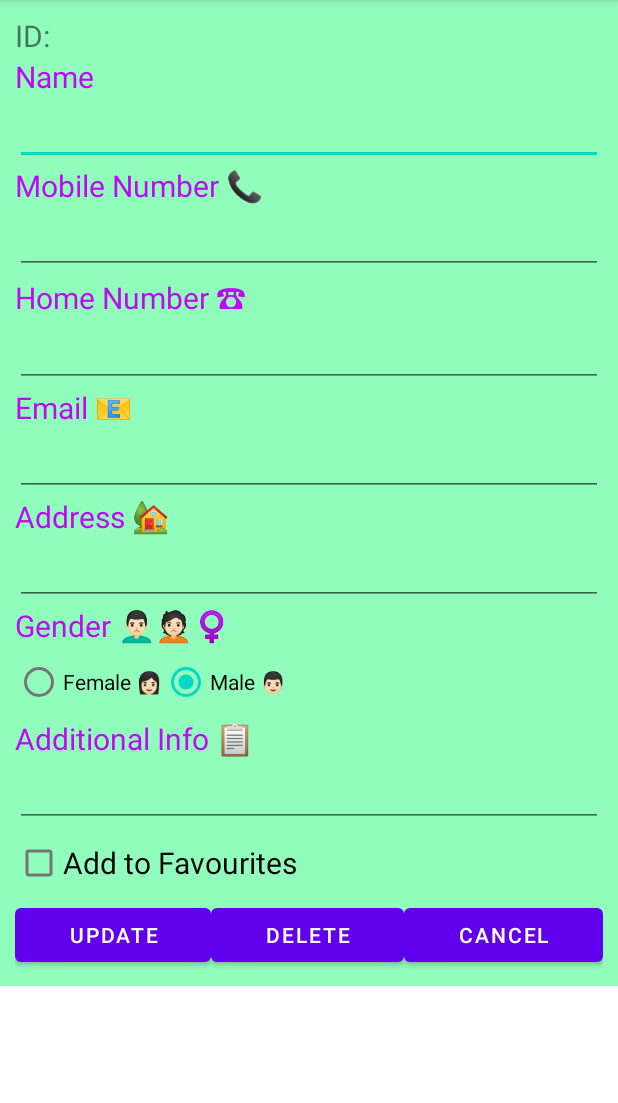
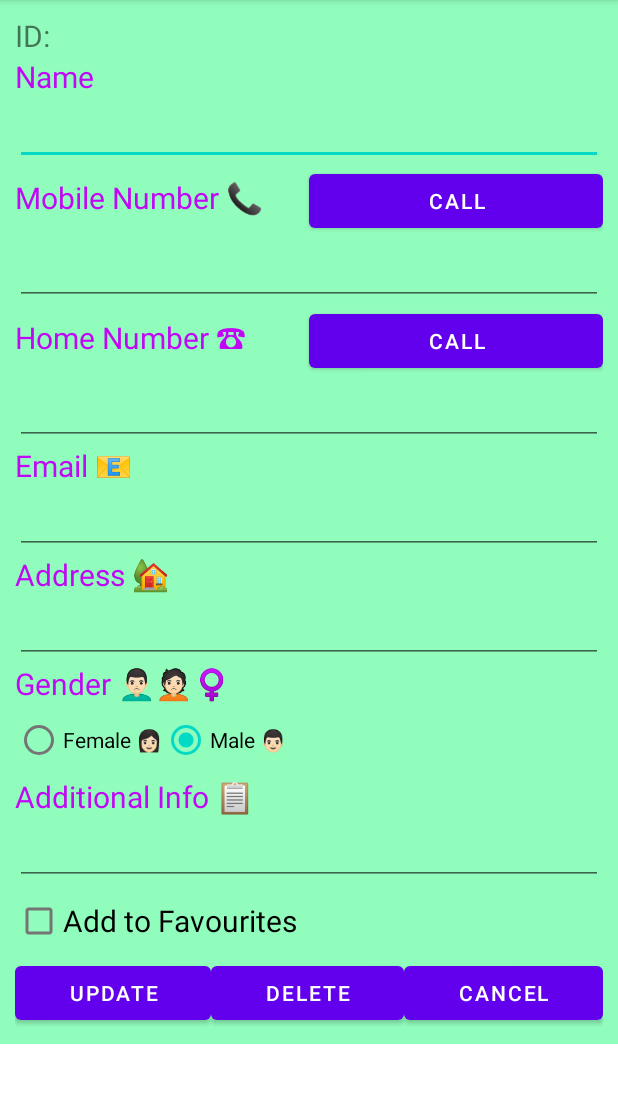
Before and after one commit to 20020036/ContactList, an Android app: the EditListActivity screen opened directly, with no data from a screen before it, on a phone screen of 412 x 824 dp, the part 84-1187 px from its top. Run offline under Robolectric (Android 15) with nearby library versions, the phone set to English and light mode, and no system bars; 11 statements that could not run were skipped.

Commit message:
Commit 4

```diff
--- a/app/src/main/java/sg/edu/rp/c346/id20020036/contactlist/EditListActivity.java
+++ b/app/src/main/java/sg/edu/rp/c346/id20020036/contactlist/EditListActivity.java
@@ -5,6 +5,7 @@ import androidx.appcompat.app.AppCompatActivity;
 
 import android.content.DialogInterface;
 import android.content.Intent;
+import android.net.Uri;
 import android.os.Bundle;
 import android.view.View;
 import android.widget.Button;
@@ -21,7 +22,7 @@ public class EditListActivity extends AppCompatActivity {
     EditText etName, etMobile, etHome, etEmail, etAddress, etInfo;
     RadioGroup rg;
     RadioButton rgFemale, rgMale;
-    Button btnCancel, btnUpdate, btnDelete;
+    Button btnCancel, btnUpdate, btnDelete, btnCall1, btnCall2;
     CheckBox cbFav;
 
     @Override
@@ -42,6 +43,8 @@ public class EditListActivity extends AppCompatActivity {
         btnCancel = findViewById(R.id.btnCancel);
         btnUpdate = findViewById(R.id.btnUpdate);
         btnDelete = findViewById(R.id.btnDelete);
+        btnCall1 = findViewById(R.id.btnCall1);
+        btnCall2 = findViewById(R.id.btnCall2);
         cbFav = findViewById(R.id.cbFav3);
 
         Intent i = getIntent();
@@ -152,6 +155,26 @@ public class EditListActivity extends AppCompatActivity {
                 myDialog.show();
             }
         });
+
+        Integer mobile = Integer.parseInt(etMobile.getText().toString().trim());
+        Integer home = Integer.parseInt(etHome.getText().toString().trim());
+
+
+        btnCall1.setOnClickListener(new View.OnClickListener() {
+            @Override
+            public void onClick(View v) {
+                Intent intentCall = new Intent(Intent.ACTION_DIAL, Uri.parse("tel:"+mobile));
+                startActivity(intentCall);
+            }
+        });
+
+        btnCall2.setOnClickListener(new View.OnClickListener() {
+            @Override
+            public void onClick(View v) {
+                Intent intentCall2 = new Intent(Intent.ACTION_DIAL, Uri.parse("tel:"+home));
+                startActivity(intentCall2);
+            }
+        });
     }
     private String getIfFav()
     {
--- a/app/src/main/res/layout/activity_edit_list.xml
+++ b/app/src/main/res/layout/activity_edit_list.xml
@@ -52,13 +52,28 @@
                 android:ems="10"
                 android:inputType="textPersonName" />
 
+            <LinearLayout
+                android:layout_width="match_parent"
+                android:layout_height="match_parent"
+                android:orientation="horizontal">
+
                 <TextView
                     android:id="@+id/tvMobile3"
-                android:layout_width="match_parent"
+                    android:layout_width="0dp"
                     android:layout_height="wrap_content"
+                    android:layout_weight="1"
                     android:text="@string/mobile_number"
                     android:textColor="#C207F6"
                     android:textSize="20sp" />
+
+                <Button
+                    android:id="@+id/btnCall1"
+                    android:layout_width="0dp"
+                    android:layout_height="wrap_content"
+                    android:layout_weight="1"
+                    android:text="CALL" />
+
+            </LinearLayout>
 
             <EditText
                 android:id="@+id/etMobile3"
@@ -67,13 +82,28 @@
                 android:ems="10"
                 android:inputType="phone" />
 
+            <LinearLayout
+                android:layout_width="match_parent"
+                android:layout_height="match_parent"
+                android:orientation="horizontal">
+
                 <TextView
                     android:id="@+id/tvHome3"
-                android:layout_width="match_parent"
+                    android:layout_width="0dp"
                     android:layout_height="wrap_content"
+                    android:layout_weight="1"
                     android:text="@string/home_number"
                     android:textColor="#C207F6"
                     android:textSize="20sp" />
+
+                <Button
+                    android:id="@+id/btnCall2"
+                    android:layout_width="0dp"
+                    android:layout_height="wrap_content"
+                    android:layout_weight="1"
+                    android:text="CALL" />
+
+            </LinearLayout>
 
             <EditText
                 android:id="@+id/etHome3"
```
Also changed, not shown: app/src/main/java/sg/edu/rp/c346/id20020036/contactlist/CustomAdapter.java (+1 -17 lines), app/src/main/res/layout/list.xml (+4 -26 lines). Lines whose indentation alone changed are shown as unchanged.
